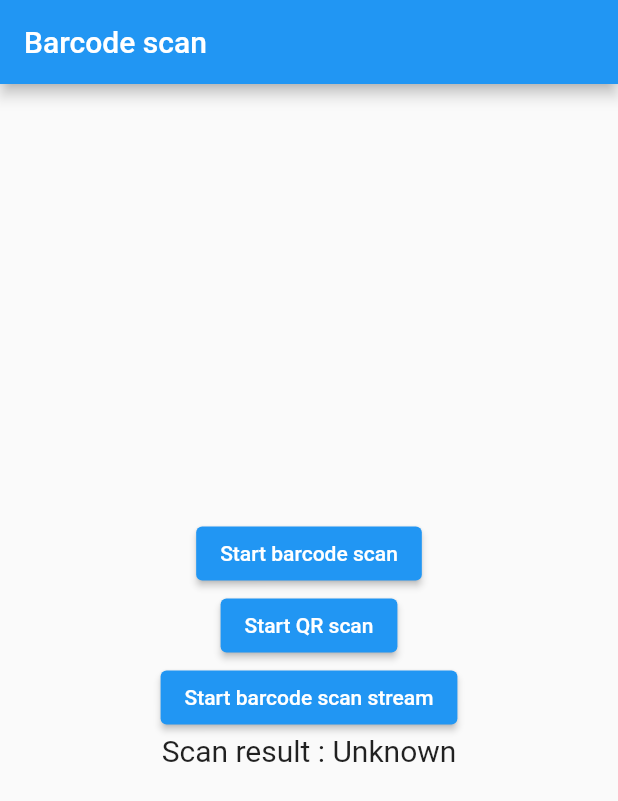
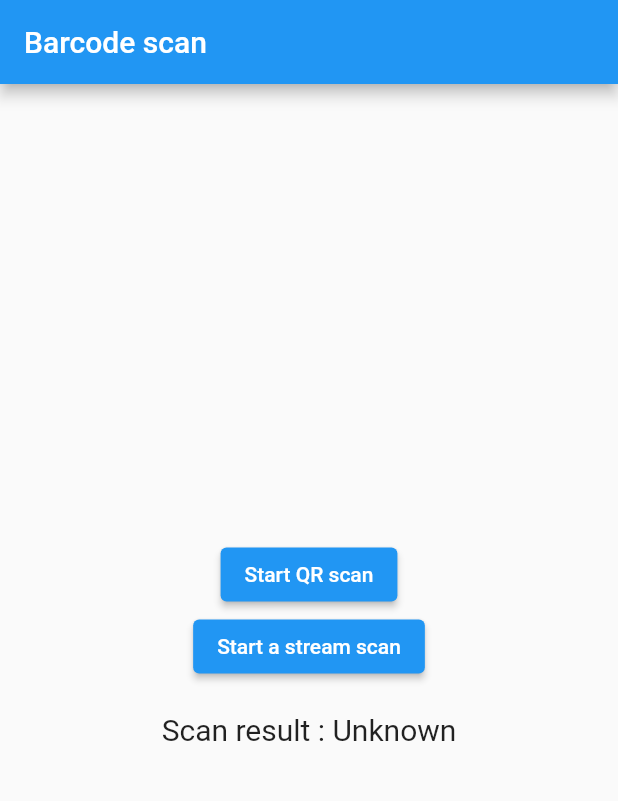
Before and after one commit to MathisZerbib/flutter_terminal_payment, a Flutter app: the screen it shows after launch, after a tap on "QrCode", on a phone screen of 412 x 824 dp. Shown: the top 801 px of the screen. Run offline on Flutter 3.47's test engine with Material 2 defaults, Android fonts, the phone set to English and light mode, and no system bars; missing offline and left inert: flutter_barcode_scanner, nfc_manager.

Commit message:
fix(main): remove buttons from qrcode

```diff
--- a/lib/qr_code_screen.dart
+++ b/lib/qr_code_screen.dart
@@ -82,14 +82,12 @@ class QrCodeScreenState extends State<QrCodeScreen> {
                 mainAxisAlignment: MainAxisAlignment.center,
                 children: <Widget>[
                   ElevatedButton(
-                      onPressed: () => scanBarcodeNormal(),
-                      child: const Text('Start barcode scan')),
-                  ElevatedButton(
                       onPressed: () => scanQR(),
                       child: const Text('Start QR scan')),
                   ElevatedButton(
                       onPressed: () => startBarcodeScanStream(),
-                      child: const Text('Start barcode scan stream')),
+                      child: const Text('Start a stream scan')),
+                  const SizedBox(height: 20),
                   Text('Scan result : $_scanBarcode\n',
                       style: const TextStyle(fontSize: 20))
                 ],
```
